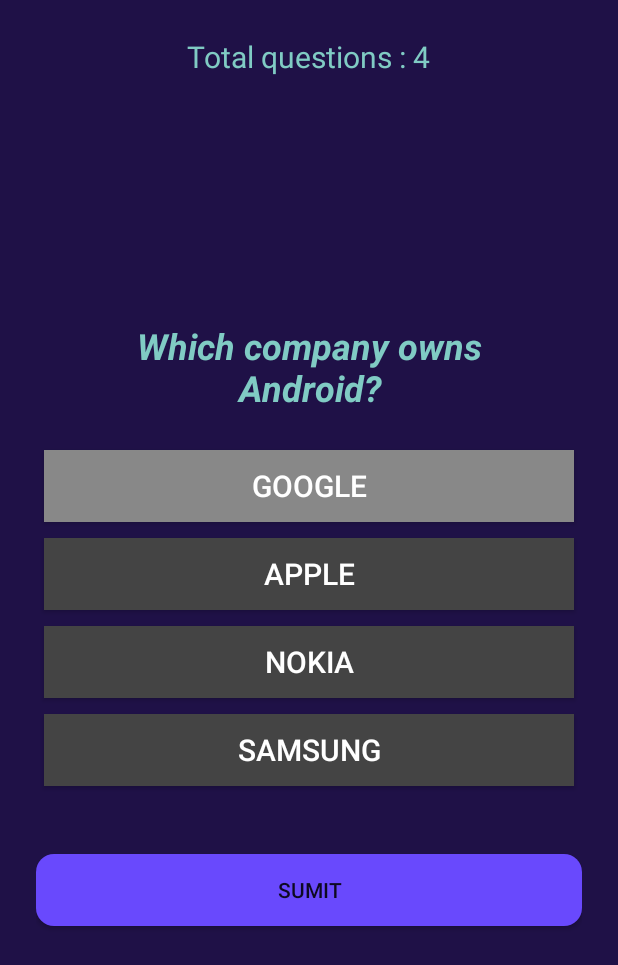
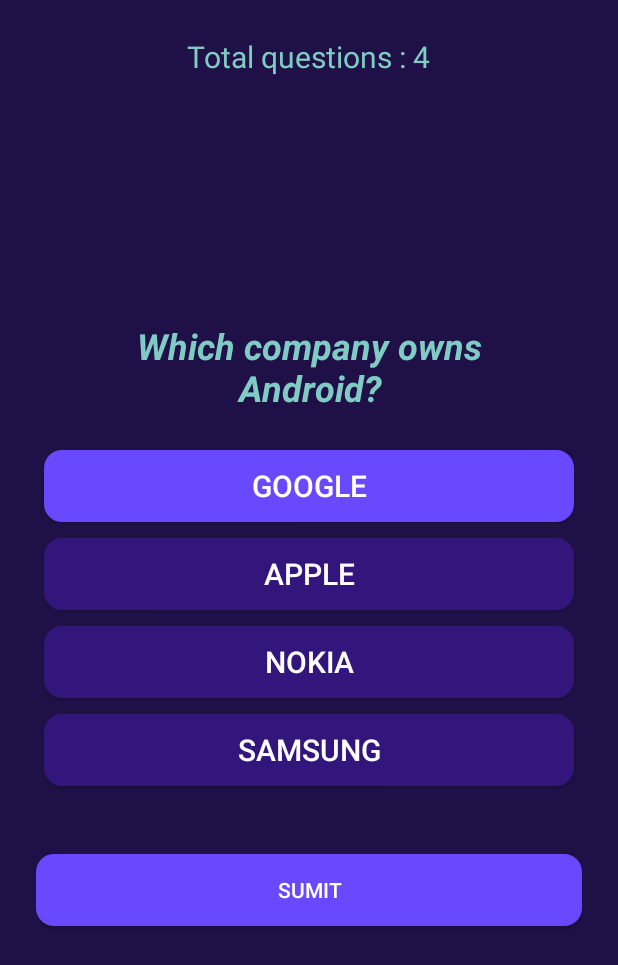
Before and after one commit to Praveenspattar/Quiz_App, an Android app: the screen it shows after launch (MainActivity), after a tap on "GOOGLE", on a phone screen of 412 x 824 dp. Shown: the top 965 px of the screen. Run offline under Robolectric (Android 15) with nearby library versions, the phone set to English and light mode, and no system bars.

Commit message:
"button fixed"

```diff
--- a/app/src/main/java/com/myapps/quiz/MainActivity.java
+++ b/app/src/main/java/com/myapps/quiz/MainActivity.java
@@ -3,6 +3,7 @@ package com.myapps.quiz;
 import androidx.appcompat.app.AppCompatActivity;
 import androidx.core.content.ContextCompat;
 
+import android.annotation.SuppressLint;
 import android.app.AlertDialog;
 import android.graphics.Color;
 import android.os.Bundle;
@@ -12,10 +13,8 @@ import android.widget.TextView;
 
 public class MainActivity extends AppCompatActivity implements View.OnClickListener {
 
-    TextView totalQuestionsTextView;
-    TextView questionTextView;
-    Button ansA,ansB,ansC,ansD;
-    Button submitbtn;
+    TextView totalQuestionsTextView,questionTextView;
+    Button ansA,ansB,ansC,ansD,submitbtn;
 
     int score=0;
     int totalQuestion = QuestionAnswer.question.length;
@@ -47,13 +46,14 @@ public class MainActivity extends AppCompatActivity implements View.OnClickListe
     }
 
 
+    @SuppressLint("ResourceType")
     @Override
     public void onClick(View v) {
 
-        ansA.setBackgroundColor(Color.DKGRAY);
-        ansB.setBackgroundColor(Color.DKGRAY);
-        ansC.setBackgroundColor(Color.DKGRAY);
-        ansD.setBackgroundColor(Color.DKGRAY);
+        ansA.setBackgroundResource(R.drawable.button2);
+        ansB.setBackgroundResource(R.drawable.button2);
+        ansC.setBackgroundResource(R.drawable.button2);
+        ansD.setBackgroundResource(R.drawable.button2);
 
         Button clickedButton = (Button) v;
         if (clickedButton.getId()==R.id.submit_btn){
@@ -66,7 +66,7 @@ public class MainActivity extends AppCompatActivity implements View.OnClickListe
         }else {
             //choices button clicked
             selectedAnswer =clickedButton.getText().toString();
-            clickedButton.setBackgroundColor(Color.GRAY);
+            clickedButton.setBackgroundResource(R.drawable.button1);
         }
     }
 
--- a/app/src/main/java/com/myapps/quiz/QuestionAnswer.java
+++ b/app/src/main/java/com/myapps/quiz/QuestionAnswer.java
@@ -12,7 +12,7 @@ public class QuestionAnswer {
     public static String choices[][] = {
             {"Google","Apple","Nokia","Samsung"},
             {"Java","Kotlin","Notepad","Python"},
-            {"Rahul","Narendra modi","Sidramaya","Praveen"},
+            {"Rahul Gandhi","Narendra modi","Siddaramaya","Amit shah"},
             {"Google","Apple","Nokia","Samsung"}
     };
 
--- a/app/src/main/res/values/themes.xml
+++ b/app/src/main/res/values/themes.xml
@@ -1,6 +1,6 @@
 <resources xmlns:tools="http://schemas.android.com/tools">
     <!-- Base application theme. -->
-    <style name="Base.Theme.Quiz" parent="Theme.AppCompat.DayNight.NoActionBar">
+    <style name="Base.Theme.Quiz" parent="Theme.AppCompat.NoActionBar">
         <!-- Customize your light theme here. -->
         <!-- <item name="colorPrimary">@color/my_light_primary</item> -->
     </style>
```
